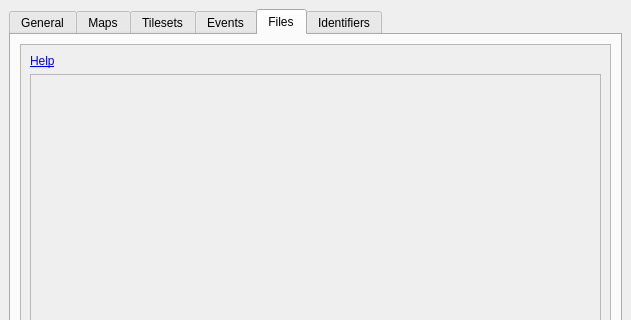
huderlem/porymap, file forms/projectsettingseditor.ui: the form before one commit; both pictures show x 0 to 631 and y 0 to 320 of the 631 by 600 pixel window.
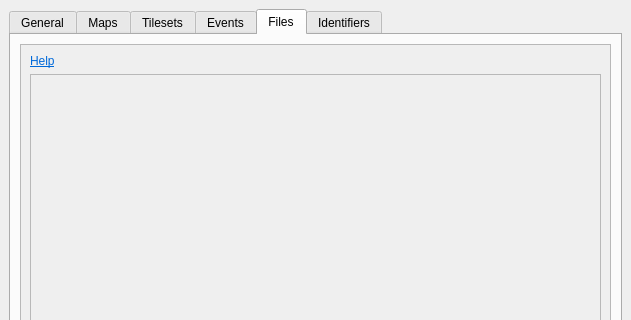
The form after the commit. The open tabs and pages were chosen to show the change. Icons and pictures are not drawn. Custom widgets are drawn as their Qt base class.

Commit message: Update project files manual page

```diff
--- a/forms/projectsettingseditor.ui
+++ b/forms/projectsettingseditor.ui
@@ -1374,7 +1374,7 @@
             <item>
              <widget class="QLabel" name="label_ProjectFilesHelp">
               <property name="text">
-               <string>  &lt;html&gt;&lt;head/&gt;&lt;body&gt;&lt;p&gt;&lt;a href=&quot;https://huderlem.github.io/porymap/manual/project-files.html&quot;&gt;&lt;span style=&quot; text-decoration: underline;&quot;&gt;Help&lt;/span&gt;&lt;/a&gt;&lt;/p&gt;&lt;/body&gt;&lt;/html&gt;</string>
+               <string>&lt;html&gt;&lt;head/&gt;&lt;body&gt;&lt;p&gt;&lt;a href=&quot;https://huderlem.github.io/porymap/manual/project-files.html#files&quot;&gt;&lt;span style=&quot; text-decoration: underline; color:#0069d9;&quot;&gt;Help&lt;/span&gt;&lt;/a&gt;&lt;/p&gt;&lt;/body&gt;&lt;/html&gt;</string>
               </property>
               <property name="textFormat">
                <enum>Qt::RichText</enum>
```
Left out of the diff: 2 changed lines with no effect on the pictures. The commit also changes 4 other files.
